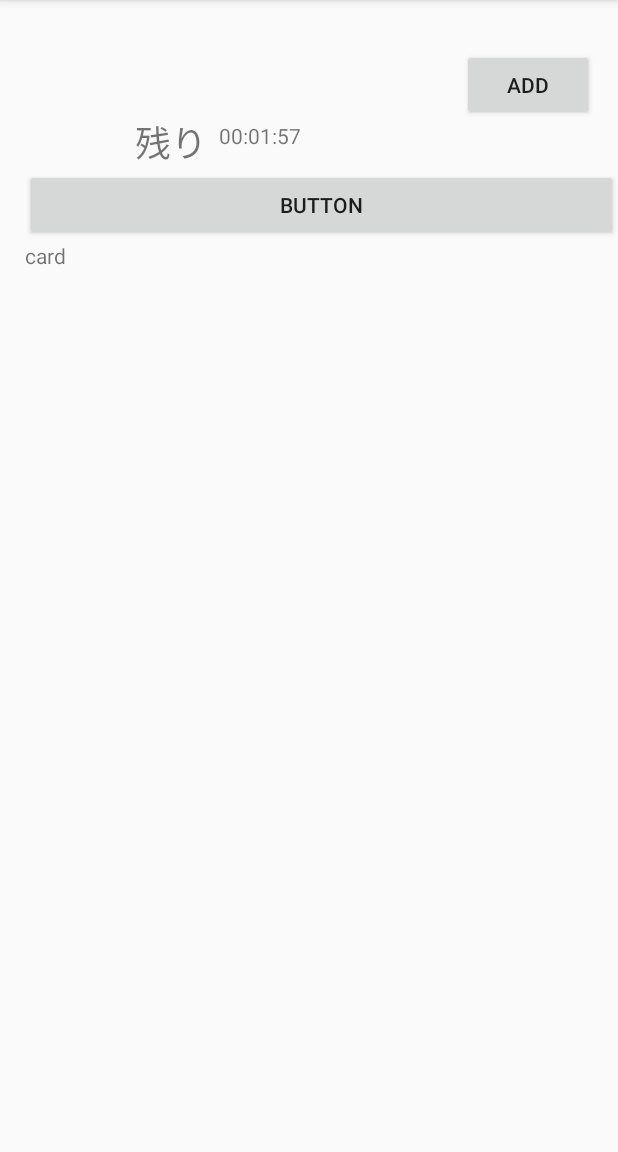
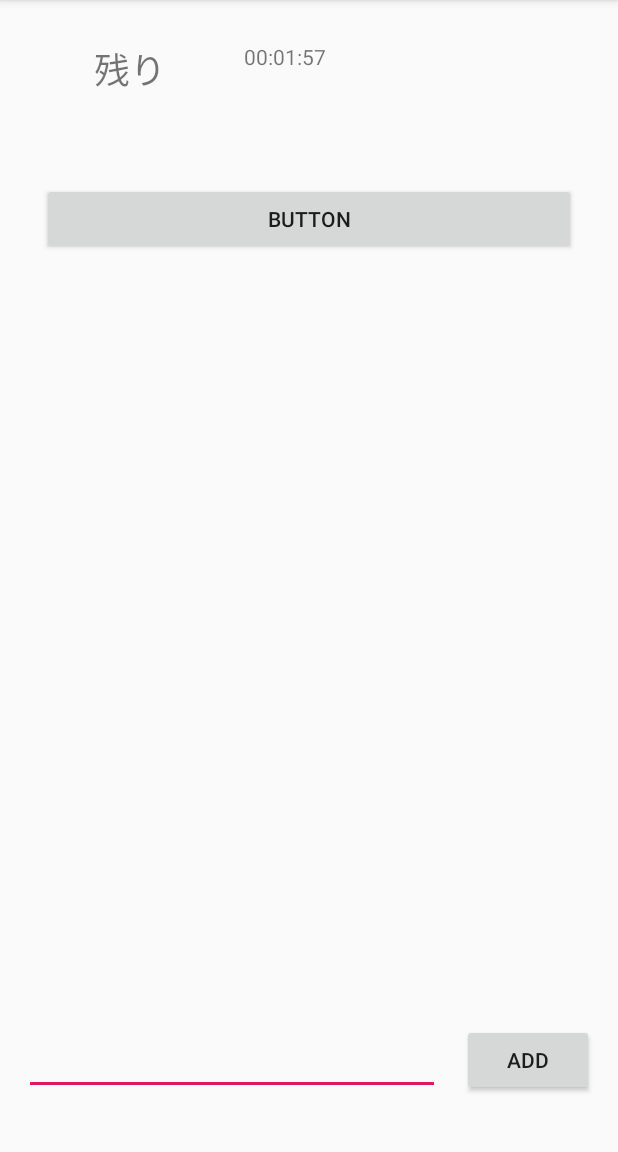
Before and after one commit to naoki913/IdeathonFrameworks, an Android app: the BrainstormingActivity screen opened directly, with no data from a screen before it, after a tap on "ADD", on a phone screen of 412 x 824 dp, the part 84-1236 px from its top. Run offline under Robolectric (Android 15) with nearby library versions, the phone set to English and light mode, and no system bars.

Commit message:
【Add】カードに入力した分を反映させる機能を追加

```diff
--- a/app/src/main/java/com/example/ideathonframeworksapplication/BrainstormingActivity.kt
+++ b/app/src/main/java/com/example/ideathonframeworksapplication/BrainstormingActivity.kt
@@ -5,6 +5,8 @@ import android.os.Bundle
 import android.os.Handler
 import android.view.View
 import android.view.ViewGroup
+import android.widget.TableRow
+import android.widget.TextView
 import kotlinx.android.synthetic.main.activity_brainstorming.*
 
 class BrainstormingActivity : AppCompatActivity() {
@@ -52,7 +54,12 @@ class BrainstormingActivity : AppCompatActivity() {
 
 
         button_add.setOnClickListener {
+            println(vg.childCount)
+            val index=vg.childCount
             getLayoutInflater().inflate(R.layout.brainstorming_card,vg)
+            val tr=vg.getChildAt(index)as TableRow
+            val text=tr.getChildAt(0)as TextView
+            text.text=addCardText.text
         }
     }
 
--- a/app/src/main/res/layout/activity_brainstorming.xml
+++ b/app/src/main/res/layout/activity_brainstorming.xml
@@ -12,18 +12,18 @@
             android:layout_width="wrap_content"
             android:layout_height="wrap_content"
             android:id="@+id/textView3" app:layout_constraintStart_toStartOf="parent"
-            app:layout_constraintHorizontal_bias="0.247" app:layout_constraintEnd_toEndOf="parent"
+            app:layout_constraintHorizontal_bias="0.173" app:layout_constraintEnd_toEndOf="parent"
             app:layout_constraintTop_toTopOf="parent" app:layout_constraintBottom_toBottomOf="parent"
-            app:layout_constraintVertical_bias="0.105" android:textSize="24sp"/>
+            app:layout_constraintVertical_bias="0.038" android:textSize="24sp"/>
     <TextView
             android:text="time"
-            android:layout_width="115dp"
-            android:layout_height="28dp"
+            android:layout_width="100dp"
+            android:layout_height="39dp"
             android:id="@+id/textView_time" app:layout_constraintStart_toEndOf="@+id/textView3"
             android:layout_marginLeft="8dp" android:layout_marginStart="8dp"
-            app:layout_constraintHorizontal_bias="0.0"
-            app:layout_constraintEnd_toEndOf="parent" app:layout_constraintTop_toTopOf="parent"
-            app:layout_constraintBottom_toBottomOf="parent" app:layout_constraintVertical_bias="0.109"
+            app:layout_constraintHorizontal_bias="0.226"
+            app:layout_constraintEnd_toEndOf="parent" app:layout_constraintTop_toTopOf="@+id/textView3"
+            app:layout_constraintBottom_toBottomOf="@+id/textView3" app:layout_constraintVertical_bias="0.0"
             android:inputType="numberSigned"/>
     <Button
             android:text="add"
@@ -31,18 +31,35 @@
             android:layout_height="wrap_content"
             android:id="@+id/button_add" app:layout_constraintStart_toStartOf="parent"
             app:layout_constraintHorizontal_bias="0.95" app:layout_constraintEnd_toEndOf="parent"
-            app:layout_constraintTop_toTopOf="parent" app:layout_constraintBottom_toTopOf="@+id/textView_time"
-            app:layout_constraintVertical_bias="1.0"/>
+            app:layout_constraintVertical_bias="0.958" android:layout_marginBottom="8dp"
+            app:layout_constraintBottom_toBottomOf="parent"
+            android:layout_marginTop="8dp" app:layout_constraintTop_toTopOf="parent"/>
     <LinearLayout
             android:orientation="vertical"
-            android:layout_width="395dp"
-            android:layout_height="609dp"
+            android:layout_width="356dp"
+            android:layout_height="448dp"
             android:id="@+id/LinearLayout"
-            app:layout_constraintEnd_toEndOf="parent" app:layout_constraintTop_toBottomOf="@id/textView3"
-    >
+            app:layout_constraintEnd_toEndOf="parent"
+            android:layout_marginEnd="4dp"
+            android:layout_marginRight="4dp"
+            app:layout_constraintStart_toStartOf="parent"
+            android:layout_marginLeft="8dp" android:layout_marginStart="8dp"
+            app:layout_constraintTop_toTopOf="parent" app:layout_constraintHorizontal_bias="0.454"
+            app:layout_constraintBottom_toBottomOf="parent" app:layout_constraintVertical_bias="0.312"
+            android:layout_marginTop="32dp">
         <Button
                 android:text="Button"
                 android:layout_width="match_parent"
                 android:layout_height="wrap_content" android:id="@+id/button3"/>
     </LinearLayout>
+    <EditText
+            android:layout_width="277dp"
+            android:layout_height="42dp"
+            android:inputType="textPersonName"
+            android:ems="10"
+            android:id="@+id/addCardText" android:layout_marginTop="8dp"
+            android:layout_marginBottom="8dp"
+            app:layout_constraintBottom_toBottomOf="parent" app:layout_constraintVertical_bias="0.958"
+            android:layout_marginStart="16dp" app:layout_constraintStart_toStartOf="parent"
+            android:layout_marginLeft="16dp" app:layout_constraintTop_toTopOf="parent"/>
 </android.support.constraint.ConstraintLayout>
```
